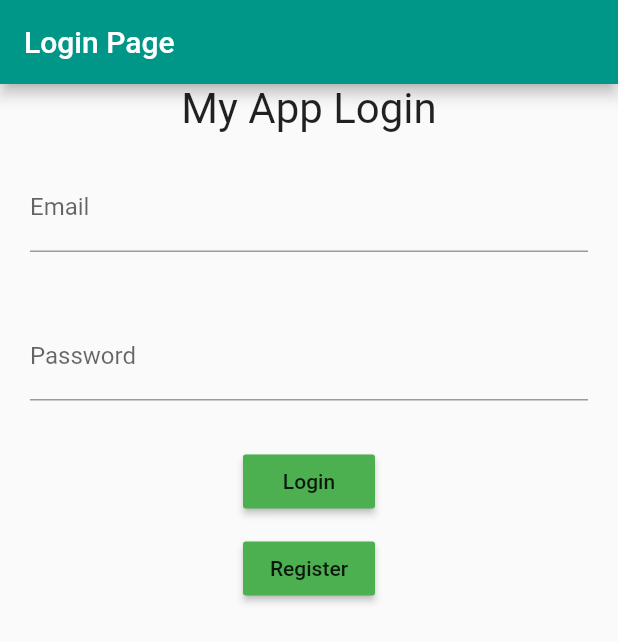
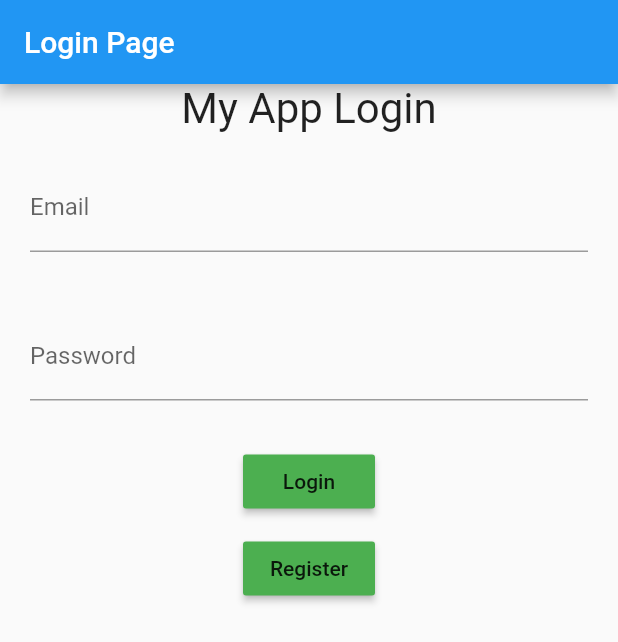
Before and after one commit to projectmanish05/myproj, a Flutter app: the screen it shows after launch, on a phone screen of 412 x 824 dp. Shown: the top 642 px of the screen. Run offline on Flutter 3.47's test engine with Material 2 defaults, Android fonts, the phone set to English and light mode, and no system bars; our stand-ins replace sqflite; accounts and stored records are empty.

Commit message:
my first flutter project

```diff
--- a/lib/main.dart
+++ b/lib/main.dart
@@ -24,7 +24,7 @@ class MyApp extends StatelessWidget {
   Widget build(BuildContext context){
     return new MaterialApp(
       title: 'Sqflite App',
-      theme: new ThemeData(primarySwatch: Colors.teal),
+      theme: new ThemeData(primarySwatch: Colors.blue),
       routes: routes,
     );
   }
```
